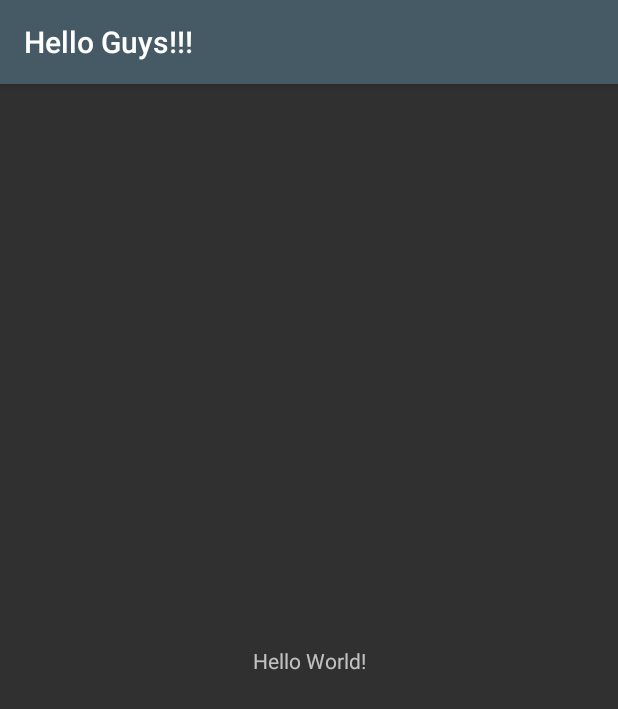
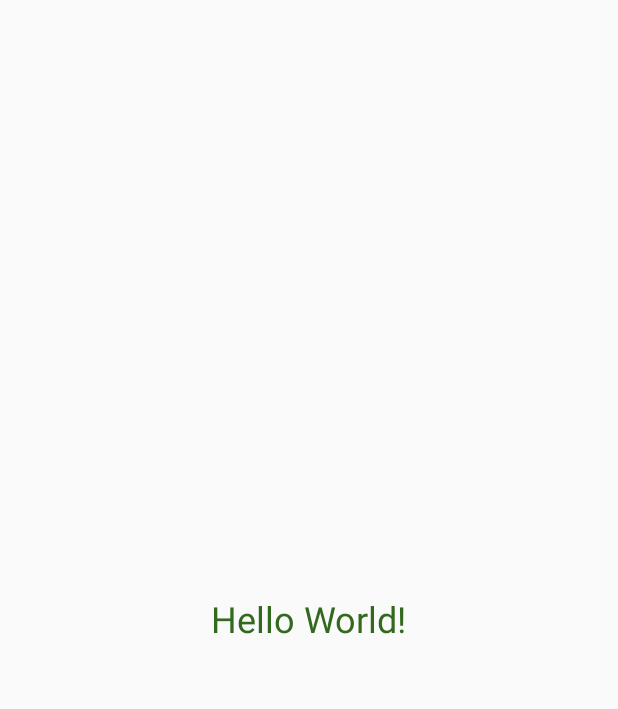
Before and after one commit to mehedibangladeshi/Android-Hello-world, an Android app: the screen it shows after launch (MainActivity), on a phone screen of 412 x 824 dp. Shown: the top 709 px of the screen. Run offline under Robolectric (Android 15) with nearby library versions, the phone set to English and light mode, and no system bars.

Commit message:
Created a text theme in styles.xml

```diff
--- a/app/src/main/res/layout/activity_main.xml
+++ b/app/src/main/res/layout/activity_main.xml
@@ -7,6 +7,7 @@
     tools:context=".MainActivity">
 
     <TextView
+        style="@style/GreenText"
         android:layout_width="wrap_content"
         android:layout_height="wrap_content"
         android:text="Hello World!"
--- a/app/src/main/res/values/colors.xml
+++ b/app/src/main/res/values/colors.xml
@@ -4,7 +4,7 @@
     <color name="colorPrimaryDark">#1c313a</color>
     <color name="colorPrimaryLight">#718792</color>
     <color name="colorAccent">#00e676</color>
-
+    <color name="colorGreenText">#33691e</color>
 
 
 </resources>
--- a/app/src/main/res/values/styles.xml
+++ b/app/src/main/res/values/styles.xml
@@ -1,11 +1,16 @@
 <resources>
 
     <!-- Base application theme. -->
-    <style name="AppTheme" parent="Theme.AppCompat">
+    <style name="AppTheme" parent="Theme.AppCompat.Light.NoActionBar">
         <!-- Customize your theme here. -->
         <item name="colorPrimary">@color/colorPrimary</item>
         <item name="colorPrimaryDark">@color/colorPrimaryDark</item>
         <item name="colorAccent">@color/colorAccent</item>
     </style>
 
+    <style name="GreenText" parent="TextAppearance.AppCompat">
+        <item name="android:textColor">@color/colorGreenText</item>
+        <item name="android:textSize">24sp</item>
+    </style>
+
 </resources>
```
